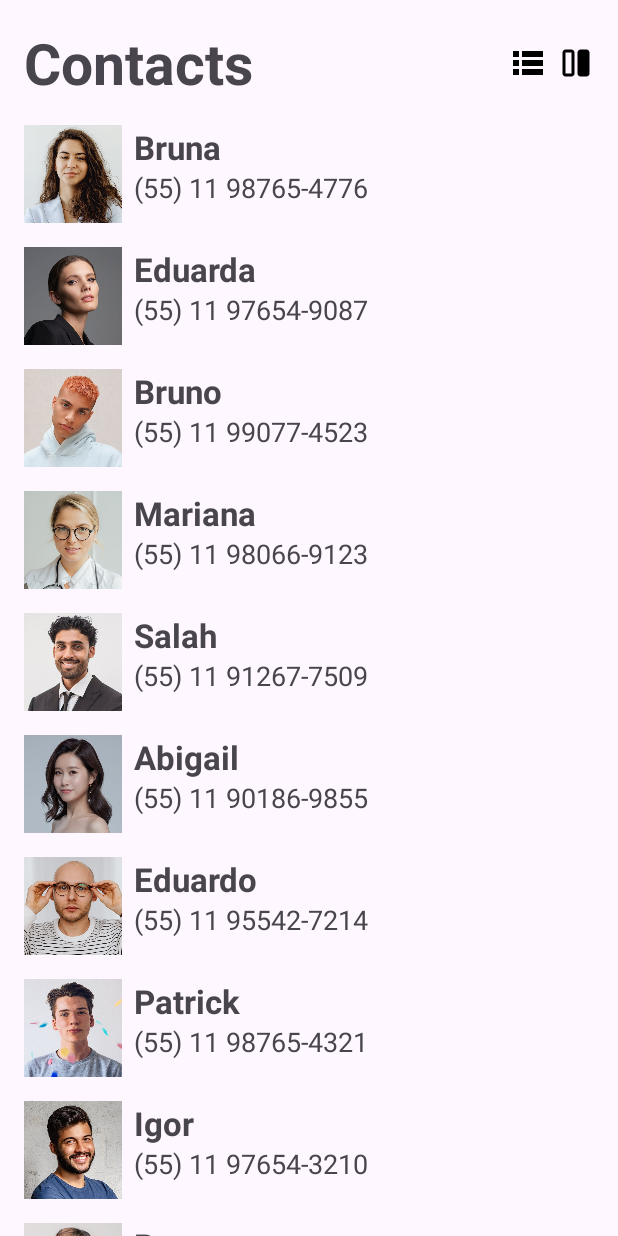
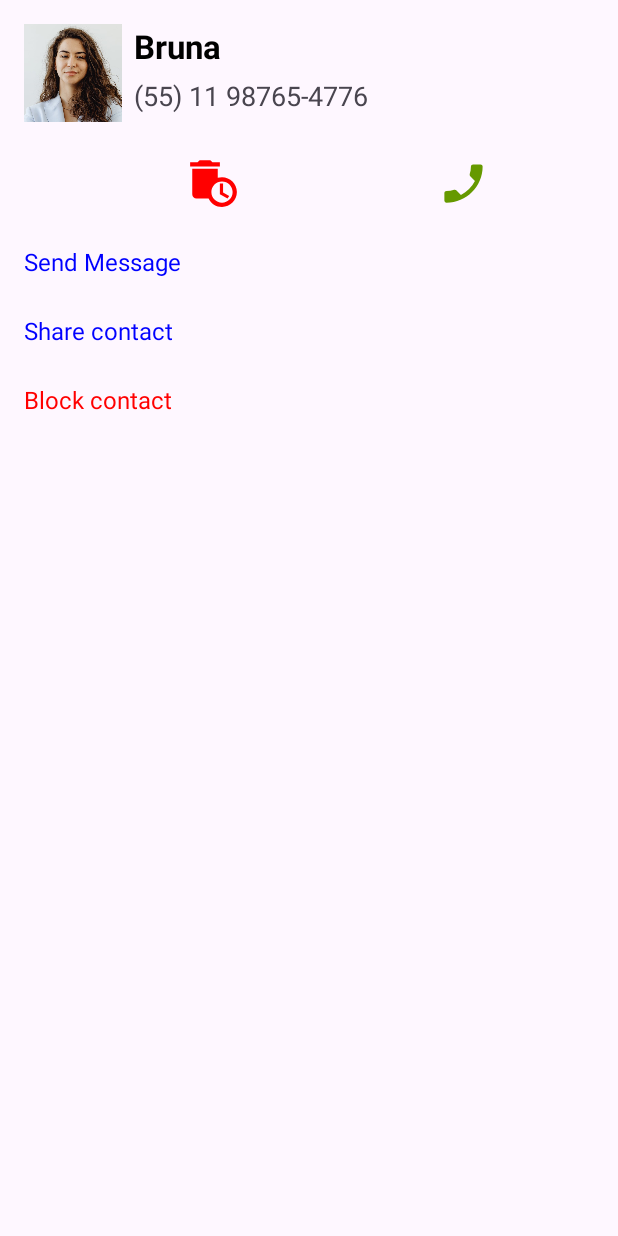
Before and after one commit to XXMarcosSSantos/Recycleview, an Android app: the screen it shows after launch (MainActivity before the commit, ContactDetailActivity after it), after a tap on "Bruna", on a phone screen of 412 x 824 dp. Run offline under Robolectric (Android 15) with nearby library versions, the phone set to English and light mode, and no system bars.

Commit message:
resultado final com uma nova tela

```diff
--- a/app/src/main/java/com/devspace/recyclerview/ContactDetailActivity.kt
+++ b/app/src/main/java/com/devspace/recyclerview/ContactDetailActivity.kt
@@ -1,6 +1,9 @@
 package com.devspace.recyclerview
 
+import android.content.Intent
 import android.os.Bundle
+import android.widget.ImageView
+import android.widget.TextView
 import androidx.activity.enableEdgeToEdge
 import androidx.appcompat.app.AppCompatActivity
 import androidx.core.view.ViewCompat
@@ -16,5 +19,30 @@ class ContactDetailActivity : AppCompatActivity() {
             v.setPadding(systemBars.left, systemBars.top, systemBars.right, systemBars.bottom)
             insets
         }
+
+
+        val tvName = findViewById<TextView>(R.id.tv_name)
+        val tvPhone = findViewById<TextView>(R.id.tv_phone)
+        val image = findViewById<ImageView>(R.id.image)
+        val tvShare = findViewById<TextView>(R.id.tv_share_contact)
+
+        val name = intent.getStringExtra("name")
+        val phone = intent.getStringExtra("phone")
+        val icon = intent.getIntExtra("icon", R.drawable.sample1)
+
+        tvName.text = name
+        tvPhone.text = phone
+        image.setImageResource(icon)
+
+        tvShare.setOnClickListener{
+            val sendIntent: Intent = Intent().apply {
+                action = Intent.ACTION_SEND
+                putExtra(Intent.EXTRA_TEXT, "$name $phone")
+                type = "text/plain"
+            }
+
+            val shareIntent = Intent.createChooser(sendIntent, null)
+            startActivity(shareIntent)
+        }
     }
 }
--- a/app/src/main/java/com/devspace/recyclerview/MainActivity.kt
+++ b/app/src/main/java/com/devspace/recyclerview/MainActivity.kt
@@ -1,5 +1,6 @@
 package com.devspace.recyclerview
 
+import android.content.Intent
 import android.os.Bundle
 import android.util.Log
 import android.widget.ImageView
@@ -40,6 +41,12 @@ class MainActivity : AppCompatActivity() {
 
         }
         adapter.setOnClickListener { contact ->
+            val intent = Intent(this, ContactDetailActivity::class.java)
+            intent.putExtra("name", contact.name)
+            intent.putExtra("phone", contact.phone)
+            intent.putExtra("icon", contact.icon)
+
+            startActivity(intent)
             Log.d("marcos", contact.toString())
         }
     }
--- a/app/src/main/res/layout/activity_contact_detail.xml
+++ b/app/src/main/res/layout/activity_contact_detail.xml
@@ -4,7 +4,116 @@
     xmlns:tools="http://schemas.android.com/tools"
     android:id="@+id/main"
     android:layout_width="match_parent"
-    android:layout_height="match_parent"
-    tools:context=".ContactDetailActivity">
+    android:layout_height="match_parent">
+
+    <ImageView
+        android:id="@+id/image"
+        android:layout_width="65dp"
+        android:layout_height="65dp"
+        android:layout_margin="16dp"
+        android:contentDescription="@null"
+        app:layout_constraintStart_toStartOf="parent"
+        app:layout_constraintTop_toTopOf="parent"
+        tools:srcCompat="@tools:sample/avatars" />
+
+    <TextView
+        android:id="@+id/tv_name"
+        android:layout_width="0dp"
+        android:layout_height="wrap_content"
+        android:layout_marginStart="8dp"
+        android:textColor="@color/black"
+        android:textSize="22sp"
+        android:textStyle="bold"
+        app:layout_constraintEnd_toEndOf="parent"
+        app:layout_constraintStart_toEndOf="@+id/image"
+        app:layout_constraintTop_toTopOf="@+id/image"
+        tools:text="Name" />
+
+    <TextView
+        android:id="@+id/tv_phone"
+        android:layout_width="0dp"
+        android:layout_height="wrap_content"
+        android:ellipsize="end"
+        android:lines="1"
+        android:textSize="18sp"
+        app:layout_constraintBottom_toBottomOf="@+id/image"
+        app:layout_constraintEnd_toEndOf="parent"
+        app:layout_constraintStart_toStartOf="@+id/tv_name"
+        app:layout_constraintTop_toBottomOf="@+id/tv_name"
+        tools:text="(55) 11 986105657" />
+
+    <ImageView
+        android:id="@+id/img_call"
+        android:layout_width="50dp"
+        android:layout_height="50dp"
+        android:padding="8dp"
+        android:layout_margin="16dp"
+        app:tint="@android:color/holo_green_dark"
+        android:layout_marginTop="16dp"
+        android:contentDescription="@null"
+        android:src="@drawable/baseline_phone_enabled_24"
+        app:layout_constraintEnd_toEndOf="parent"
+        app:layout_constraintStart_toStartOf="@+id/vertical_guideline"
+        app:layout_constraintTop_toBottomOf="@+id/image" />
+
+    <androidx.constraintlayout.widget.Guideline
+        android:id="@+id/vertical_guideline"
+        android:layout_width="wrap_content"
+        android:layout_height="wrap_content"
+        android:orientation="vertical"
+        app:layout_constraintGuide_percent="0.5" />
+
+    <ImageView
+        android:id="@+id/imageButton2"
+        android:layout_width="50dp"
+        android:layout_height="50dp"
+        android:padding="8dp"
+        android:layout_marginTop="16dp"
+        app:tint="#FF0000"
+        android:contentDescription="@null"
+        android:src="@drawable/baseline_auto_delete_24"
+        app:layout_constraintEnd_toStartOf="@id/img_call"
+        app:layout_constraintStart_toStartOf="parent"
+        app:layout_constraintTop_toBottomOf="@+id/image" />
+
+    <TextView
+        android:id="@+id/tv_send_message"
+        android:layout_width="match_parent"
+        android:layout_height="wrap_content"
+        android:layout_margin="8dp"
+        android:padding="8dp"
+        android:text="Send Message"
+        android:textColor="#0000FF"
+        android:textSize="16sp"
+        app:layout_constraintEnd_toEndOf="@id/img_call"
+        app:layout_constraintStart_toStartOf="@+id/imageButton2"
+        app:layout_constraintTop_toBottomOf="@+id/imageButton2" />
+
+    <TextView
+        android:id="@+id/tv_share_contact"
+        android:layout_width="match_parent"
+        android:layout_height="wrap_content"
+        android:layout_margin="8dp"
+        android:padding="8dp"
+        android:text="Share contact"
+        android:textColor="#0000FF"
+        android:textSize="16sp"
+        app:layout_constraintEnd_toEndOf="@id/img_call"
+        app:layout_constraintStart_toStartOf="@+id/imageButton2"
+        app:layout_constraintTop_toBottomOf="@+id/tv_send_message" />
+
+    <TextView
+        android:id="@+id/tv_block_contact"
+        android:layout_width="match_parent"
+        android:layout_height="wrap_content"
+        android:layout_margin="8dp"
+        android:padding="8dp"
+        android:text="Block contact"
+        android:textColor="#FF0000"
+        android:textSize="16sp"
+        app:layout_constraintEnd_toEndOf="@id/img_call"
+        app:layout_constraintStart_toStartOf="@+id/imageButton2"
+        app:layout_constraintTop_toBottomOf="@+id/tv_share_contact" />
+
 
 </androidx.constraintlayout.widget.ConstraintLayout>
```
